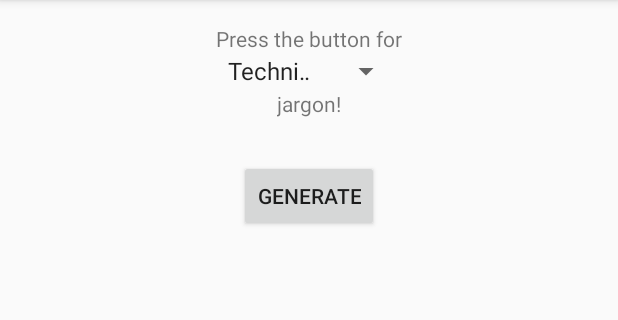
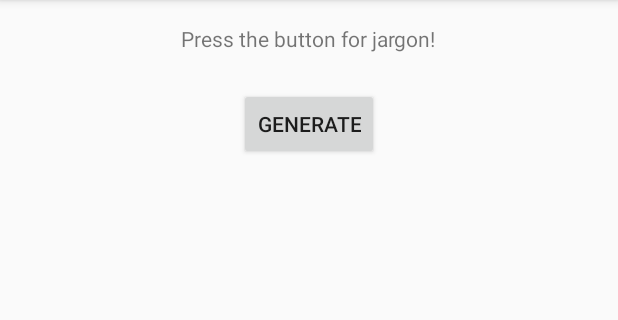
Before and after one commit to elgasste/JargonGenerator, an Android app: the screen it shows after launch (MainActivity), on a phone screen of 412 x 824 dp, the part 84-404 px from its top. Run offline under Robolectric (Android 15) with nearby library versions, the phone set to English and light mode, and no system bars.

Commit message:
removed the jargon type spinner

```diff
--- a/app/src/main/java/com/shinytoylabs/jargongenerator/MainActivity.java
+++ b/app/src/main/java/com/shinytoylabs/jargongenerator/MainActivity.java
@@ -26,21 +26,6 @@ public class MainActivity extends ActionBarActivity {
         // default to technical jargon
         _jargonGenerator = new JargonGenerator();
         JargonLoader.LoadJargon(_jargonGenerator, "technical");
-
-        // plug in the spinner
-        final Spinner spinner = (Spinner)findViewById(R.id.spinnerJargonType);
-        spinner.setOnItemSelectedListener(new AdapterView.OnItemSelectedListener() {
-            @Override
-            public void onItemSelected(AdapterView<?> parent, View view, int position, long id) {
-                String selectedType = parent.getItemAtPosition(position).toString();
-                JargonLoader.LoadJargon(_jargonGenerator, selectedType);
-            }
-
-            @Override
-            public void onNothingSelected(AdapterView<?> parent) {
-                // auto-generated method stub
-            }
-        });
 
         // initially hide the copy jargon button and text
         final Button copyButton = (Button)findViewById(R.id.buttonCopyJargon);
--- a/app/src/main/res/layout/activity_main.xml
+++ b/app/src/main/res/layout/activity_main.xml
@@ -17,9 +17,9 @@
         android:layout_height="wrap_content"
         android:text="@string/button_generate"
         android:id="@+id/buttonGenerate"
-        android:layout_marginTop="28dp"
-        android:layout_below="@+id/textViewHeaderRight"
-        android:layout_centerHorizontal="true" />
+        android:layout_below="@+id/textViewHeaderLeft"
+        android:layout_centerHorizontal="true"
+        android:layout_marginTop="23dp" />
 
     <TextView
         android:layout_width="wrap_content"
@@ -33,26 +33,6 @@
         android:layout_alignParentEnd="true"
         android:layout_below="@+id/buttonGenerate"
         android:layout_above="@+id/buttonCopyJargon" />
-
-    <Spinner
-        android:layout_width="wrap_content"
-        android:layout_height="wrap_content"
-        android:id="@+id/spinnerJargonType"
-        android:spinnerMode="dropdown"
-        android:entries="@array/jargon_types"
-        android:layout_below="@+id/textViewHeaderLeft"
-        android:layout_alignLeft="@+id/textViewHeaderLeft"
-        android:layout_alignStart="@+id/textViewHeaderLeft"
-        android:layout_alignRight="@+id/textViewHeaderLeft"
-        android:layout_alignEnd="@+id/textViewHeaderLeft" />
-
-    <TextView
-        android:layout_width="wrap_content"
-        android:layout_height="wrap_content"
-        android:text="@string/header_message_right"
-        android:id="@+id/textViewHeaderRight"
-        android:layout_below="@+id/spinnerJargonType"
-        android:layout_centerHorizontal="true" />
 
     <Button
         android:layout_width="wrap_content"
--- a/app/src/main/res/values/strings.xml
+++ b/app/src/main/res/values/strings.xml
@@ -1,8 +1,7 @@
 <resources>
     <string name="app_name">Jargon Generator</string>
 
-    <string name="header_message_left">Press the button for</string>
-    <string name="header_message_right">jargon!</string>
+    <string name="header_message_left">Press the button for jargon!</string>
     <string name="footer_message_copied">copied!</string>
     <string name="action_technical">Technical</string>
     <string name="action_audio">Audio</string>
```
